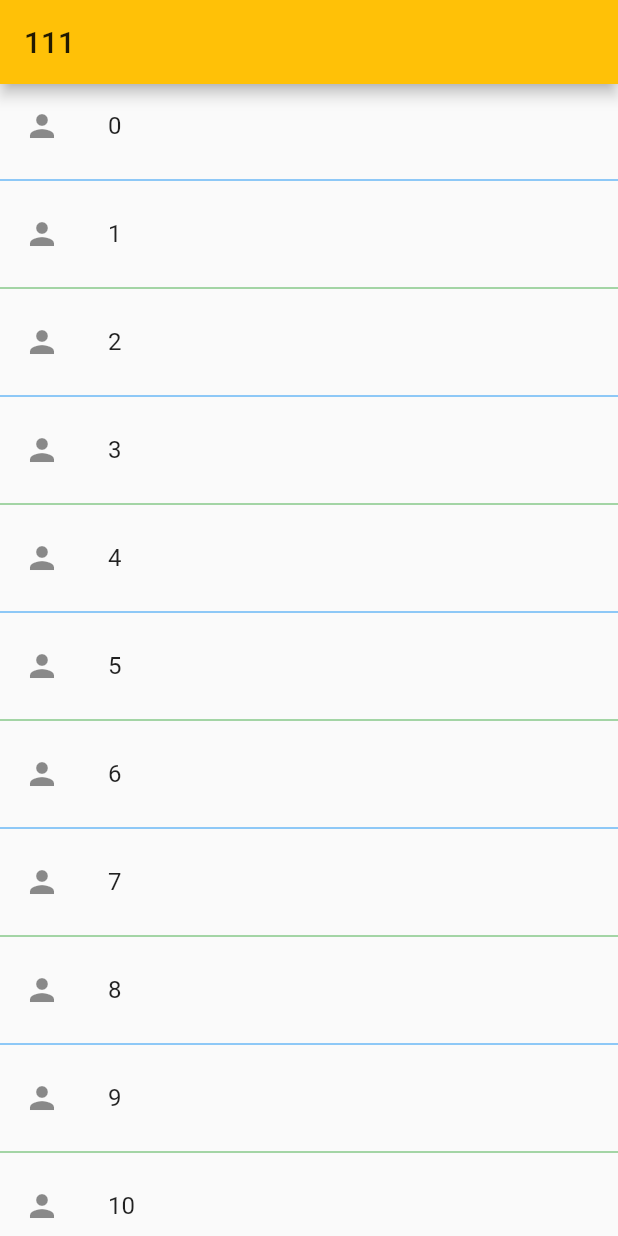
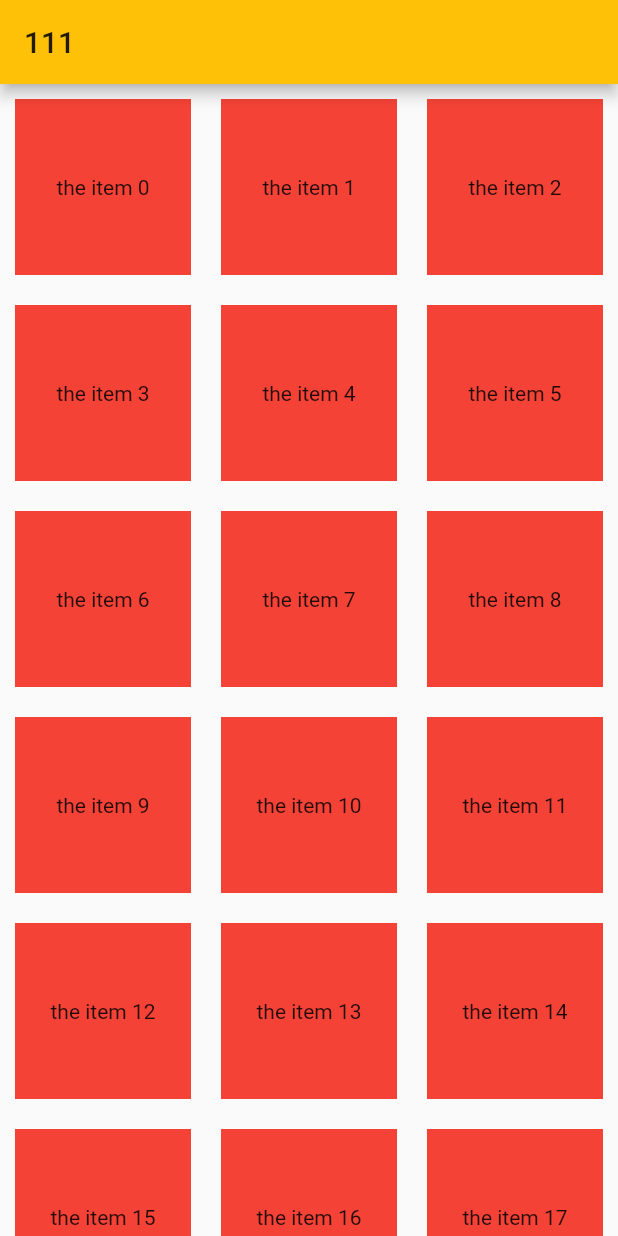
Before and after one commit to xiongliang120/FlutterPratice, a Flutter app: the screen it shows after launch, on a phone screen of 412 x 824 dp. Run offline on Flutter 3.47's test engine with Material 2 defaults, Android fonts, the phone set to English and light mode, and no system bars.

Commit message:
flutter GridView 表格布局

```diff
--- a/lib/main.dart
+++ b/lib/main.dart
@@ -44,7 +44,6 @@ class Custome1 extends StatelessWidget {
         splashColor: Colors.grey,
         onPressed: () {
           //导航到新路由
-          // Navigator.push(context, MaterialPageRoute(builder: (context)));
           Navigator.push(context, MaterialPageRoute(builder: (context) {
             return MyApp();
           }));
@@ -102,7 +101,7 @@ class Custome1 extends StatelessWidget {
                     width: 4.0,
                   )),
               padding: EdgeInsets.all(5),
-              transform: Matrix4.translationValues(20,0,0),
+              transform: Matrix4.translationValues(20, 0, 0),
               alignment: Alignment.center,
             ),
           )
@@ -171,6 +170,9 @@ class Custome1 extends StatelessWidget {
   }
 }
 
+/**
+ * 自定义ListView
+ */
 class MyListView1 extends StatelessWidget {
   @override
   Widget build(BuildContext context) {
@@ -188,6 +190,7 @@ class MyListView1 extends StatelessWidget {
       itemBuilder: (BuildContext context, int index) {
         return ListTile(
           leading: Icon(Icons.person),
+          trailing: Icon(Icons.add),
           title: Text(
             "$index",
             textDirection: TextDirection.ltr,
@@ -198,10 +201,40 @@ class MyListView1 extends StatelessWidget {
         return index % 2 == 0 ? divider1 : divider2;
       },
       itemCount: 100,
-        scrollDirection:Axis.vertical ,
+      scrollDirection: Axis.vertical,
     );
   }
 }
+
+/**
+ * 自定义GridView
+ */
+class MyGridView1 extends StatelessWidget {
+  @override
+  Widget build(BuildContext context) {
+    return GridView.builder(
+      padding: EdgeInsets.all(10),
+      gridDelegate: SliverGridDelegateWithFixedCrossAxisCount(
+          crossAxisCount: 3, //每行三列
+          crossAxisSpacing: 20, //item 左右距离
+          mainAxisSpacing: 20, //item 上下距离
+          childAspectRatio: 1.0,//显示区域宽高相等
+      ),
+      itemBuilder: (context, index) {
+        return Container(
+          height: 50,
+          color: Colors.red,
+          padding: EdgeInsets.all(10),
+          alignment: Alignment.center,
+          child: Text("the item $index"),
+        );
+      },
+      itemCount: 30,
+    );
+  }
+
+}
+
 
 /**
  * 自定义单选框以及复选框
@@ -265,7 +298,8 @@ class Custome2 extends StatelessWidget {
   @override
   Widget build(BuildContext context) {
     return MaterialApp(
-        home: Scaffold(appBar: AppBar(title: Text("$text")), body: MyListView1()),
+        home: Scaffold(
+            appBar: AppBar(title: Text("$text")), body: MyGridView1()),
         theme: ThemeData(primaryColor: backgroundColor));
   }
 }
@@ -359,7 +393,10 @@ class _MyHomePageState extends State<MyHomePage> {
             ),
             Text(
               '$_counter',
-              style: Theme.of(context).textTheme.headline4,
+              style: Theme
+                  .of(context)
+                  .textTheme
+                  .headline4,
             ),
           ],
         ),
```
Lines whose indentation alone changed are shown as unchanged.
